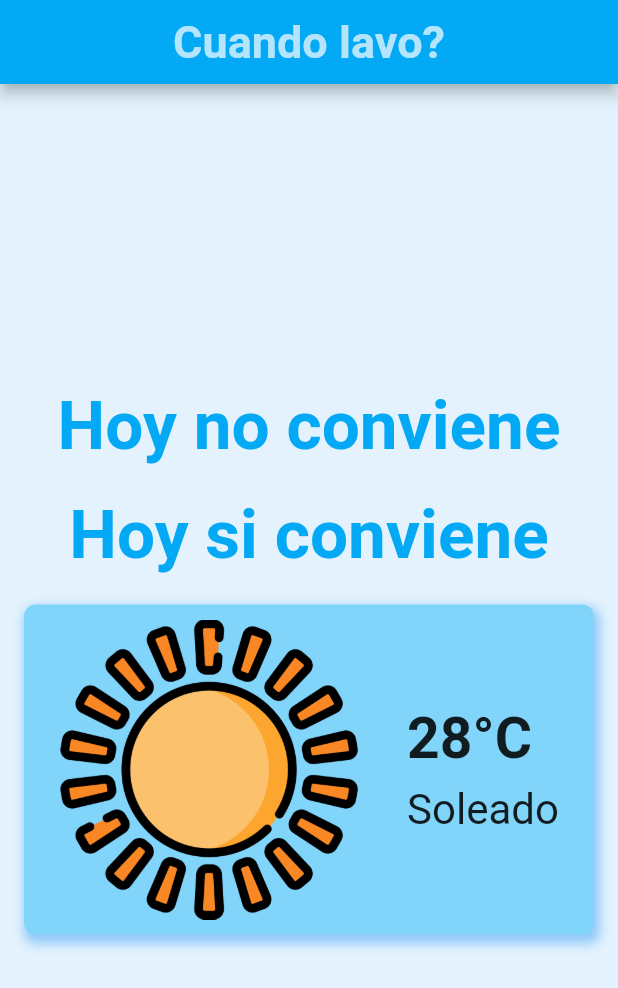
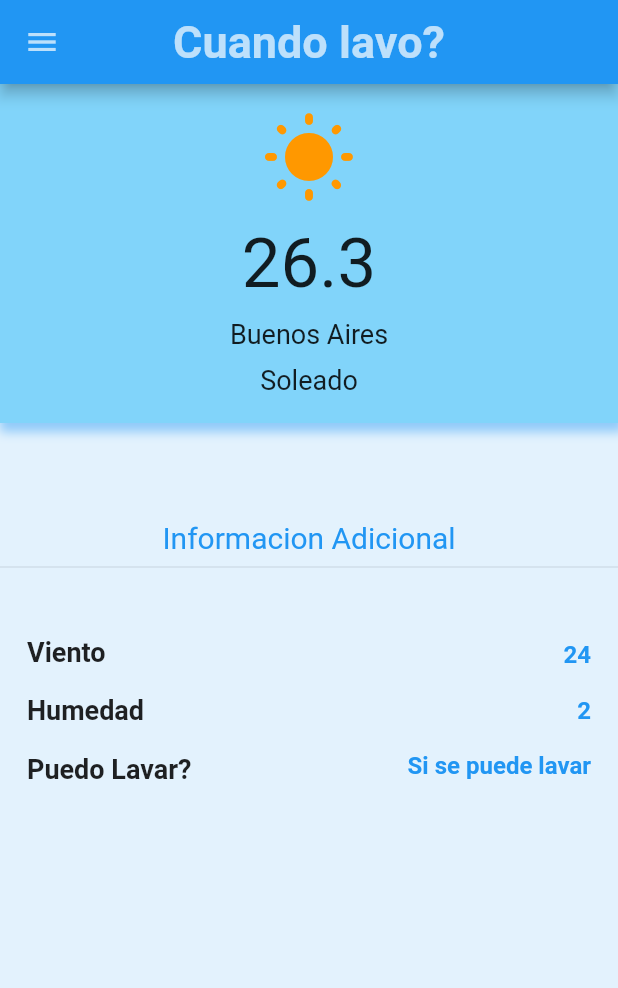
Before and after one commit to Tessera04/HoySeLava-, a Flutter app: the screen it shows after launch, on a phone screen of 412 x 824 dp. Shown: the top 988 px of the screen. Run offline on Flutter 3.47's test engine with Material 2 defaults, Android fonts, the phone set to English and light mode, and no system bars; our stand-ins replace weather.

Commit message:
Mejorando ux-ui de la app, add functions

```diff
--- a/wheater_app/lib/main.dart
+++ b/wheater_app/lib/main.dart
@@ -1,5 +1,7 @@
 import 'package:flutter/material.dart';
 import 'package:weather/weather.dart';
+import 'package:wheater_app/model/add_info.dart';
+import 'package:wheater_app/model/current_weather.dart';
 
 WeatherFactory weatherFactory = WeatherFactory("6321e2106304d9793d42460d6a662f15");
 
@@ -8,24 +10,24 @@ void main() {
 }
 
 class MyApp extends StatelessWidget {
-  const MyApp({super.key});
+  const MyApp({Key? key}) : super(key: key);
 
   @override
   Widget build(BuildContext context) {
-    return MaterialApp(
-      title: 'Weather App',
-      debugShowCheckedModeBanner: false,
-      theme: ThemeData(
-        primarySwatch: Colors.lightBlue,
-      ),
-      home: const MyHomePage(),
+    return const MaterialApp(
+      home: HomePage(),
     );
   }
 }
 
-class MyHomePage extends StatelessWidget {
-  const MyHomePage({super.key});
+class HomePage extends StatefulWidget {
+  const HomePage({super.key});
 
+  @override
+  State<HomePage> createState() => _HomePageState();
+}
+
+class _HomePageState extends State<HomePage> {
   @override
   Widget build(BuildContext context) {
     return Scaffold(
@@ -39,73 +41,31 @@ class MyHomePage extends StatelessWidget {
           ),
         ),
         centerTitle: true,
+        leading: IconButton(
+          onPressed: (){},
+          icon: Icon(Icons.menu),
+          color: Colors.white70,
+          ),
       ),
       body: Column(
-        mainAxisAlignment: MainAxisAlignment.center,
-        children:[
-          const Text('Hoy no conviene',
+        crossAxisAlignment: CrossAxisAlignment.center,
+        children: [
+          currentWeather(Icons.wb_sunny_rounded, "26.3", "Buenos Aires", "Soleado"),
+          const SizedBox(
+            height: 65.0,
+          ),
+          const Text(
+            "Informacion Adicional",
             style: TextStyle(
-              color: Colors.lightBlue,
-              fontSize: 45,
-              fontWeight: FontWeight.bold,
+              fontSize: 20.0,
+              color: Colors.blue,
             ),
           ),
-          const SizedBox(height: 20.0,),
-          const Text('Hoy si conviene',
-            style: TextStyle(
-              color: Colors.lightBlue,
-              fontSize: 45,
-              fontWeight: FontWeight.bold,
-            ),
+          Divider(),
+          SizedBox(
+            height: 20.0,
           ),
-          const SizedBox(height: 20.0,),
-
-          Padding(
-            padding: const EdgeInsets.symmetric(horizontal: 16.0),
-            child: Container(
-              padding: const EdgeInsets.all(10.0),
-              decoration: BoxDecoration(
-                color: Colors.lightBlue.shade200,
-                borderRadius: BorderRadius.circular(8.0),
-                boxShadow: [
-                  BoxShadow(
-                    color: Colors.blue.shade200,
-                    spreadRadius: 2,
-                    blurRadius: 5,
-                    offset: const Offset(2, 4),
-                  ),
-                ],
-              ),
-              child: Row(
-                mainAxisAlignment: MainAxisAlignment.center,
-                children: [
-                  Image.asset(
-                    'images/soleado.png',
-                    width: 200,
-                    height: 200,
-                  ),
-                  const SizedBox(width: 32.0,),
-                  Column(
-                    crossAxisAlignment: CrossAxisAlignment.start,
-                    children: const[
-                      Text('28°C',
-                        style: TextStyle(
-                          fontSize: 38,
-                          fontWeight: FontWeight.bold,
-                        ),
-                      ),
-                      SizedBox(height: 8.0),
-                      Text('Soleado',
-                        style: TextStyle(
-                          fontSize: 28,
-                        ),
-                      )
-                    ],
-                  ),
-                ],
-              ),
-            ),
-          ),
+          additionalInfo("24", "2", "25g", "Si se puede lavar")
         ],
       ),
     );
--- /dev/null
+++ b/wheater_app/lib/model/add_info.dart
@@ -0,0 +1,67 @@
+import 'package:flutter/material.dart';
+
+TextStyle titleFont =
+ const TextStyle(fontWeight: FontWeight.w600, fontSize: 18.0);
+
+TextStyle infoFont =
+ const TextStyle(fontWeight: FontWeight.w600, fontSize: 16.0, color: Colors.blue);
+
+Widget additionalInfo(String viento, String humedad, String termica, String lavar){
+  return Container(
+    width: double.infinity,
+    padding: const EdgeInsets.all(18.0),
+    child: Column(
+      mainAxisAlignment: MainAxisAlignment.start,
+      crossAxisAlignment: CrossAxisAlignment.start,
+      children: [
+        Row(
+          mainAxisAlignment: MainAxisAlignment.spaceBetween,
+          crossAxisAlignment: CrossAxisAlignment.center,
+          children: [
+            Column(
+              mainAxisAlignment: MainAxisAlignment.start,
+              crossAxisAlignment: CrossAxisAlignment.start,
+              children: [
+                Text(
+                  "Viento",
+                  style: titleFont,
+                ),
+                const SizedBox(height: 18.0,),
+                Text(
+                  "Humedad",
+                  style: titleFont,
+                ),
+                const SizedBox(height: 18.0,),
+                Text(
+                  "Puedo Lavar?",
+                  style: titleFont,
+                ),
+              ],
+            ),
+
+            Column(
+              mainAxisAlignment: MainAxisAlignment.end,
+              crossAxisAlignment: CrossAxisAlignment.end,
+              children: [
+                Text(
+                  "$viento",
+                  style: infoFont,
+                ),
+                const SizedBox(height: 18.0,),
+                Text(
+                  "$humedad",
+                  style: infoFont,
+                ),
+                const SizedBox(height: 18.0,),
+                Text(
+                  "$lavar",
+                  style: infoFont,
+                ),
+              ],
+            ),
+          ],
+        )
+      ],
+    ),
+  );
+}
--- /dev/null
+++ b/wheater_app/lib/model/current_weather.dart
@@ -0,0 +1,163 @@
+import 'package:flutter/material.dart';
+import 'package:weather/weather.dart';
+import 'dart:developer' as devLog;
+
+String cityName = 'Buenos Aires';
+
+
+void main() async {
+  WeatherFactory weatherFactory = WeatherFactory('6321e2106304d9793d42460d6a662f15', language: Language.SPANISH);
+
+  Weather weather = await weatherFactory.currentWeatherByCityName(cityName);
+  devLog.log(weather.weatherDescription.toString(), name: 'myLog');
+}
+
+Widget currentWeather(IconData icon, String temp, String locat, String status){
+    return Container(
+      decoration: BoxDecoration(
+        color: Colors.lightBlue.shade200,
+        boxShadow: [
+          BoxShadow(
+            color: Colors.blue.shade200,
+            spreadRadius: 2,
+            blurRadius: 5,
+            offset: const Offset(2, 4),
+          ),
+        ],
+      ),
+      padding: const EdgeInsets.symmetric(vertical: 18.0),
+      child: Center(
+      child: Column(
+        crossAxisAlignment: CrossAxisAlignment.center,
+        mainAxisAlignment: MainAxisAlignment.center,
+        children: [
+          Icon(
+            icon,
+            color: Colors.orange.shade500,
+            size: 64.0,
+          ),
+          const SizedBox(
+            height: 10.0,
+          ),
+          Text(
+            "$temp",
+            style: const TextStyle(
+              fontSize: 46.0,
+            ),
+          ),
+          const SizedBox(
+            height: 10.0,
+          ),
+          Text(
+            "$locat",
+            style: const TextStyle(
+              fontSize: 18.0,
+            ),
+          ),
+          const SizedBox(
+            height: 10.0,
+          ),
+          Text(
+            "$status",
+            style: const TextStyle(
+              fontSize: 18.0,
+            ),
+          ),
+        ],
+      ),
+      ),
+    );
+}
+
+
+
+/*
+
+
+
+  Padding(
+            padding: const EdgeInsets.symmetric(horizontal: 16.0),
+            child: Container(
+              padding: const EdgeInsets.all(10.0),
+              decoration: BoxDecoration(
+                color: Colors.lightBlue.shade200,
+                borderRadius: BorderRadius.circular(8.0),
+                boxShadow: [
+                  BoxShadow(
+                    color: Colors.blue.shade200,
+                    spreadRadius: 2,
+                    blurRadius: 5,
+                    offset: const Offset(2, 4),
+                  ),
+                ],
+              ),
+              child: Row(
+                mainAxisAlignment: MainAxisAlignment.center,
+                children: [
+                  Icon(
+                    icon,
+                    color: Colors.orange.shade500,
+                    size: 64.0,
+                  ),
+                  const SizedBox(
+                    height: 10.0,
+                  ),
+                  const SizedBox(width: 32.0,),
+                  Column(
+                    crossAxisAlignment: CrossAxisAlignment.start,
+                    children: [
+                      Text(
+                        temp,
+                        style: const TextStyle(
+                          fontSize: 38,
+                        ),
+                      ),
+                      const SizedBox(height: 8.0),
+                      Text(
+                        status,
+                        style: const TextStyle(
+                          fontSize: 28,
+                        ),
+                      )
+                    ],
+                  ),
+                ],
+              ),
+            ),
+
+
+
+
+            Icon(
+          icon,
+          color: Colors.orange.shade500,
+          size: 64.0,
+        ),
+        const SizedBox(
+          height: 10.0,
+        ),
+        Text(
+          "$temp",
+          style: const TextStyle(
+            fontSize: 46.0,
+          ),
+        ),
+        const SizedBox(
+          height: 10.0,
+        ),
+        Text(
+          "$locat",
+          style: const TextStyle(
+            fontSize: 18.0,
+          ),
+        ),
+        const SizedBox(
+          height: 10.0,
+        ),
+        Text(
+          "$status",
+          style: const TextStyle(
+            fontSize: 18.0,
+          ),
+        ),
+*/
--- /dev/null
+++ b/wheater_app/lib/model/weather_model.dart
@@ -0,0 +1,23 @@
+class Weather{
+  String? cityName;
+  double? temp;
+  double? viento;
+  int? humedad;
+  double? termica;
+
+  Weather({
+    this.cityName,
+    this.humedad,
+    this.temp,
+    this.termica,
+    this.viento
+  });
+
+  Weather.fromJson(Map<String, dynamic> json){
+    cityName = json["name"];
+    temp = json["main"]["temp"];
+    viento = json["wind"]["speed"];
+    humedad = json["main"]["humidity"];
+    termica = json["main"]["feels_like"];
+  }
+}
--- a/wheater_app/pubspec.yaml
+++ b/wheater_app/pubspec.yaml
@@ -36,6 +36,8 @@ dependencies:
   # Use with the CupertinoIcons class for iOS style icons.
   cupertino_icons: ^1.0.2
   weather: ^2.0.1
+  geolocator: ^9.0.2
+  http: ^0.13.3
 
 dev_dependencies:
   flutter_test:
```
Also changed, not shown: wheater_app/lib/main2.dart (added, +113 -0 lines), wheater_app/lib/services/weather_api_client.dart (added, +15 -0 lines), wheater_app/pubspec.lock, 3 other files.
